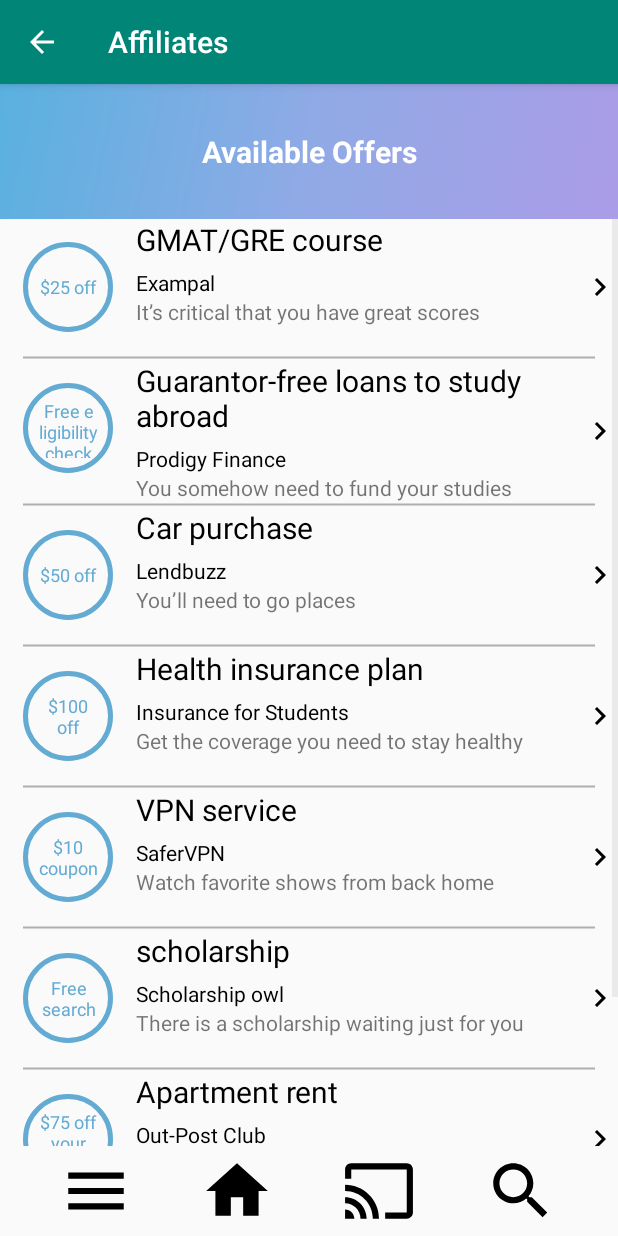
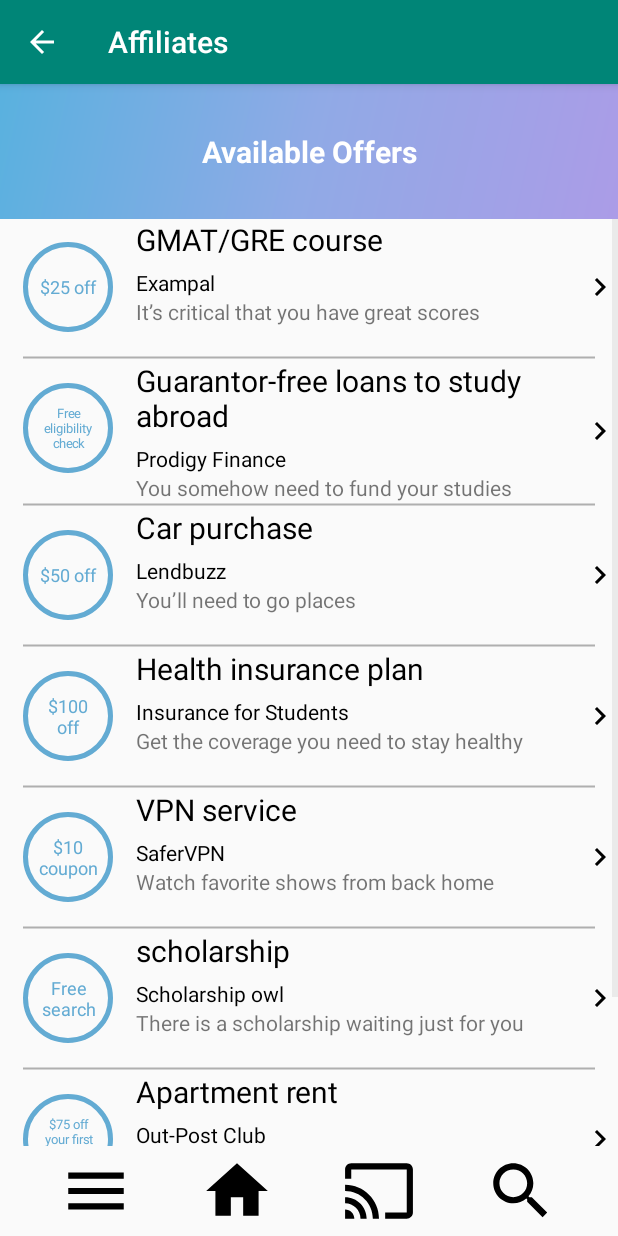
Before and after one commit to eran-pinhas/gradtrain-affiliation-example, an Android app: the AffiliateChooseActivity screen opened directly, with no data from a screen before it, on a phone screen of 412 x 824 dp. Run offline under Robolectric (Android 15) with nearby library versions, the phone set to English and light mode, and no system bars.

Commit message:
fix(affiliate bullets): text breaking and overflow

```diff
--- a/app/src/main/java/com/eranpinhas/app/AffiliateChooseActivity.java
+++ b/app/src/main/java/com/eranpinhas/app/AffiliateChooseActivity.java
@@ -5,6 +5,7 @@ import android.os.Bundle;
 import android.support.constraint.ConstraintLayout;
 import android.support.v7.app.ActionBar;
 import android.support.v7.app.AppCompatActivity;
+import android.util.TypedValue;
 import android.view.MenuItem;
 import android.view.View;
 import android.view.ViewGroup;
@@ -160,10 +161,12 @@ public class AffiliateChooseActivity extends AppCompatActivity implements AbsLis
             view = getLayoutInflater().inflate(R.layout.item_layout, null);
 
             ((TextView) view.findViewById(R.id.title)).setText(option.forWhat);
-            ((TextView) view.findViewById(R.id.bullet)).setText(option.youGet);
             ((TextView) view.findViewById(R.id.from)).setText(option.from);
             ((TextView) view.findViewById(R.id.because)).setText(option.because);
-
+            ((TextView) view.findViewById(R.id.bullet)).setText(option.youGet);
+            if(option.youGet.length() > 15){
+                ((TextView) view.findViewById(R.id.bullet)).setTextSize(TypedValue.COMPLEX_UNIT_PX, (float)(getResources().getDimension(R.dimen.affiliate_bullet_fontsize)*0.7));
+            }
 
             return view;
         }
--- a/app/src/main/res/layout/item_layout.xml
+++ b/app/src/main/res/layout/item_layout.xml
@@ -20,7 +20,7 @@
         android:gravity="center"
         android:padding="10dp"
         android:text="@string/sample_text"
-        android:textSize="12sp"
+        android:textSize="@dimen/affiliate_bullet_fontsize"
         android:textColor="@color/affiliatesBullet" />
 
     <LinearLayout
--- a/app/src/main/res/values/dimens.xml
+++ b/app/src/main/res/values/dimens.xml
@@ -1,6 +1,11 @@
 <resources>
     <dimen name="fab_margin">16dp</dimen>
+
+    <!--NavBar-->
     <dimen name="navbar_height">60dp</dimen>
+
+    <!--Choose Affiliate Activity-->
+    <dimen name="affiliate_bullet_fontsize">12sp</dimen>
     <dimen name="affiliate_textbar_minsize">60dp</dimen>
     <dimen name="affiliate_textbar_maxsize">90dp</dimen>
 </resources>
```
